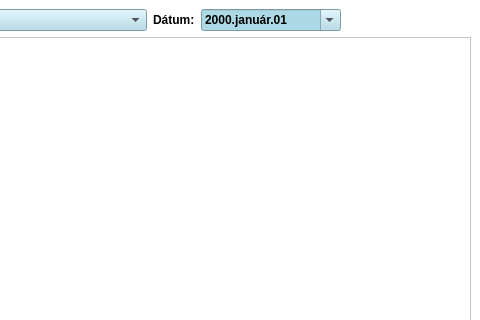
Old version of the form FamilyFinancies/activityshoppingitem.ui in the repository DannyFreecs/FamilyBudgetSimple; both pictures show x 320 to 800 and y 0 to 320 of the 800 by 600 pixel window.
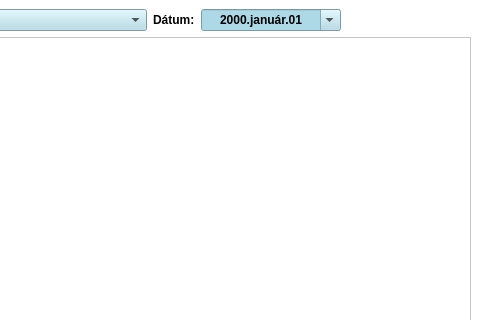
New version of the form. Custom widgets are drawn as their Qt base class.

Diff of the .ui file:
```diff
--- a/FamilyFinancies/activityshoppingitem.ui
+++ b/FamilyFinancies/activityshoppingitem.ui
@@ -111,6 +111,9 @@
         <property name="locale">
          <locale language="Hungarian" country="Hungary"/>
         </property>
+        <property name="alignment">
+         <set>Qt::AlignCenter</set>
+        </property>
         <property name="displayFormat">
          <string>yyyy.MMMM.dd</string>
         </property>
```
